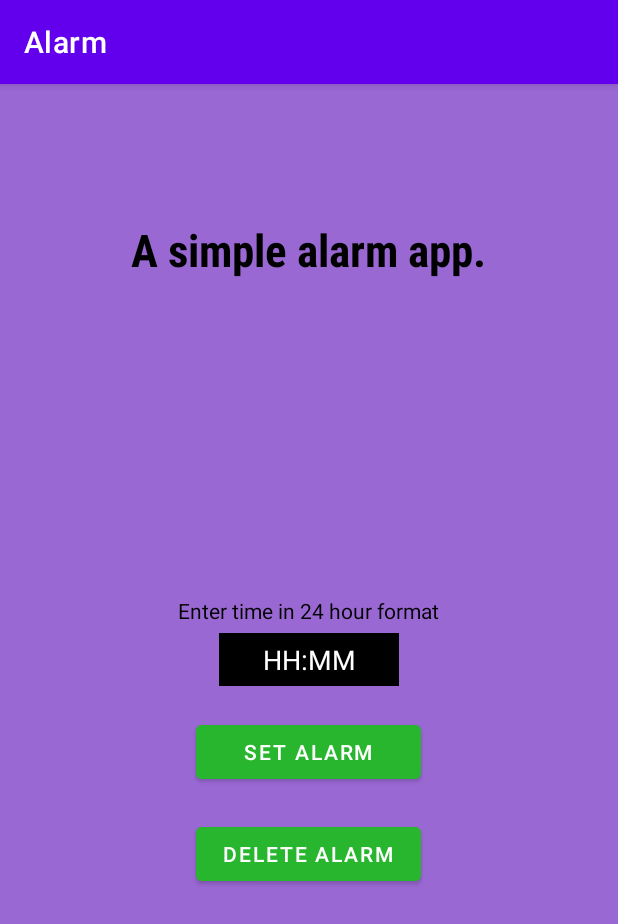
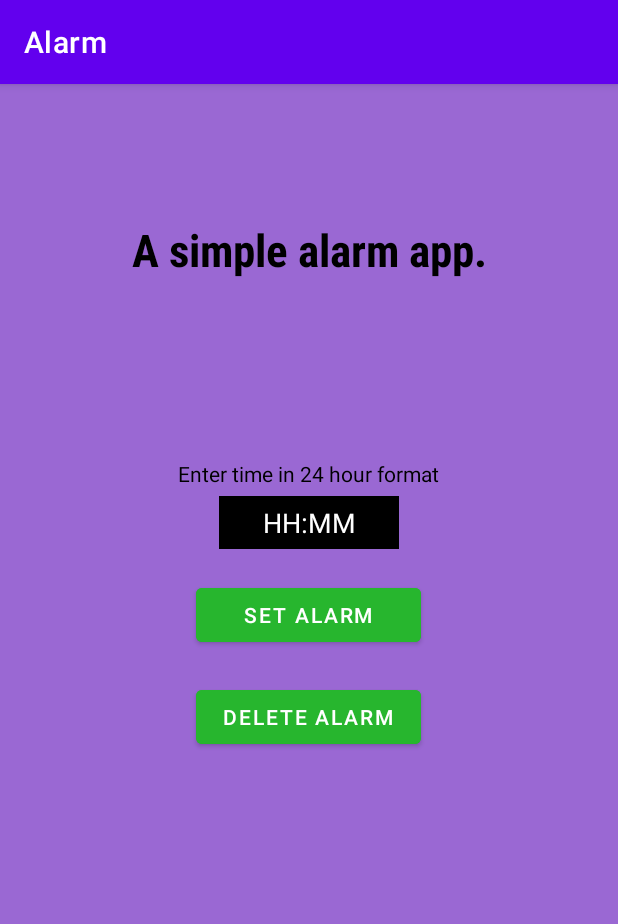
Before and after one commit to harshrox/Alarm, an Android app: the screen it shows after launch (MainActivity), after a tap on "SET ALARM", on a phone screen of 412 x 824 dp. Shown: the top 924 px of the screen. Run offline under Robolectric (Android 15) with nearby library versions, the phone set to English and light mode, and no system bars.

Commit message:
Bugs fixed

```diff
--- a/app/src/main/java/com/gamingz/simplealarm/MainActivity.java
+++ b/app/src/main/java/com/gamingz/simplealarm/MainActivity.java
@@ -21,6 +21,7 @@ public class MainActivity extends AppCompatActivity {
     Button set;
     Button delete;
     Button stop;
+    TextView remainingTime;
     String timeEntered;
     int hourEntered;
     int minEntered;
@@ -34,22 +35,9 @@ public class MainActivity extends AppCompatActivity {
         try {
             hourEntered = Integer.parseInt(parts[0]);
             minEntered = Integer.parseInt(parts[1]);
-        }
-        catch (Exception e ){
-            runOnUiThread(new Runnable() {
-                @Override
-                public void run() {
-                    Toast.makeText(MainActivity.this, "Invalid", Toast.LENGTH_LONG).show();
-                }
-            });
-
-        }
-
             Calendar calendarInitial = Calendar.getInstance();
             int hourInitial = calendarInitial.get(Calendar.HOUR_OF_DAY); // 24-hour format
             int minuteInitial = calendarInitial.get(Calendar.MINUTE);
-
-        int timeLoop=minEntered-minuteInitial;
 
             int flag=1;
 
@@ -64,30 +52,41 @@ public class MainActivity extends AppCompatActivity {
                 int hour = calendar.get(Calendar.HOUR_OF_DAY); // 24-hour format
                 int minute = calendar.get(Calendar.MINUTE);
 
+                if(hourEntered<hour){
+                    diffHour = 24+(hourEntered-hour);
+                }
+                else{
                     diffHour = hourEntered - hour;
+                }
+
                 diffMin = minEntered - minute;
 
+                if(minute==0){
+                    minuteInitial=0;
+                }
+
                 int totalMinute = (diffHour*60)-(minute-minEntered);
-            if(totalMinute!=0 && diffMin==timeLoop){
+                if(totalMinute!=0 && minute==minuteInitial){
 
                     int hourCalc = totalMinute/60;
                     int minuteCalc = totalMinute%60;
 
-                String minToast = minuteCalc+" minute(s) remaining";
-                String hourToast = hourCalc+" hour(s) and "+minuteCalc+" minute(s) remaining";
+                    String minToast = "Remaining: "+minuteCalc+" minute(s)";
+                    String hourToast = "Remaining: "+hourCalc+" hour(s) and "+minuteCalc+" minute(s)";
 
                     // When time entered is less than real time (when timer is set for next day)
                     if(minuteCalc<0){
                         int totalMinuteNew = (24*60)+totalMinute;
                         int hourCalcNew = totalMinuteNew/60;
                         int minuteCalcNew = totalMinuteNew%60;
-                    String minToastNew = minuteCalcNew+" minute(s) remaining";
-                    String hourToastNew = hourCalcNew+" hour(s) and "+minuteCalcNew+" minute(s) remaining";
+                        String minToastNew = "Remaining: "+minuteCalcNew+" minute(s)";
+                        String hourToastNew = "Remaining: "+hourCalcNew+" hour(s) and "+minuteCalcNew+" minute(s)";
                         if(hourCalcNew==0){
                             runOnUiThread(new Runnable() {
                                 @Override
                                 public void run() {
-                                Toast.makeText(MainActivity.this, minToastNew, Toast.LENGTH_LONG).show();
+                                    remainingTime.setText(minToastNew);
+                                    remainingTime.setVisibility(View.VISIBLE);
                                 }
                             });
 
@@ -96,7 +95,8 @@ public class MainActivity extends AppCompatActivity {
                             runOnUiThread(new Runnable() {
                                 @Override
                                 public void run() {
-                                Toast.makeText(MainActivity.this, hourToastNew, Toast.LENGTH_LONG).show();
+                                    remainingTime.setText(hourToastNew);
+                                    remainingTime.setVisibility(View.VISIBLE);
                                 }
                             });
 
@@ -107,7 +107,8 @@ public class MainActivity extends AppCompatActivity {
                         runOnUiThread(new Runnable() {
                             @Override
                             public void run() {
-                            Toast.makeText(MainActivity.this, minToast, Toast.LENGTH_LONG).show();
+                                remainingTime.setText(minToast);
+                                remainingTime.setVisibility(View.VISIBLE);
                             }
                         });
 
@@ -116,13 +117,14 @@ public class MainActivity extends AppCompatActivity {
                         runOnUiThread(new Runnable() {
                             @Override
                             public void run() {
-                            Toast.makeText(MainActivity.this, hourToast, Toast.LENGTH_LONG).show();
+                                remainingTime.setText(hourToast);
+                                remainingTime.setVisibility(View.VISIBLE);
                             }
                         });
 
 
                     }
-                timeLoop--;
+                    minuteInitial++;
 
                 }
                 String timeReal = (hour+":"+minute).toString();
@@ -135,8 +137,9 @@ public class MainActivity extends AppCompatActivity {
                     runOnUiThread(new Runnable() {
                         @Override
                         public void run() {
-                        Toast.makeText(MainActivity.this, "Time is up", Toast.LENGTH_LONG).show();
+                            Toast.makeText(MainActivity.this, "Time is up", Toast.LENGTH_SHORT).show();
                             stop.setVisibility(View.VISIBLE);
+                            remainingTime.setVisibility(View.INVISIBLE);
                             thread=null;
                         }
                     });
@@ -153,7 +156,17 @@ public class MainActivity extends AppCompatActivity {
                 }
 
             }
+        }
+        catch (Exception e ){
+            runOnUiThread(new Runnable() {
+                @Override
+                public void run() {
+                    Toast.makeText(MainActivity.this, "Invalid", Toast.LENGTH_LONG).show();
+                    thread=null;
+                }
+            });
 
+        }
 
     }
     public void play(){
@@ -176,6 +189,8 @@ public class MainActivity extends AppCompatActivity {
 
         editText = findViewById(R.id.timeInput);
         set = findViewById(R.id.btnDone);
+
+        remainingTime = findViewById(R.id.remTime);
 
         set.setOnClickListener(new View.OnClickListener() {
             @Override
@@ -210,6 +225,7 @@ public class MainActivity extends AppCompatActivity {
                     thread.interrupt();
                     thread=null;
                     Toast.makeText(MainActivity.this, "Alarm has been deleted", Toast.LENGTH_SHORT).show();
+                    remainingTime.setVisibility(View.INVISIBLE);
                 }
                 else{
                     Toast.makeText(MainActivity.this, "No alarm detected", Toast.LENGTH_SHORT).show();
--- a/app/src/main/res/layout/activity_main.xml
+++ b/app/src/main/res/layout/activity_main.xml
@@ -8,37 +8,41 @@
     android:background="#9A68D3">
 
     <TextView
-        android:layout_width="wrap_content"
+        android:layout_width="match_parent"
         android:layout_height="wrap_content"
         android:layout_centerHorizontal="true"
+        android:layout_marginTop="90dp"
+        android:fontFamily="sans-serif-condensed"
+        android:paddingHorizontal="70dp"
+        android:text="A simple alarm app."
+        android:gravity="center"
         android:textColor="@color/black"
-        android:layout_marginTop="60dp"
-        android:padding="30dp"
         android:textSize="30dp"
-        android:text="A simple alarm app."
-        android:fontFamily="sans-serif-condensed"
-        android:textStyle="bold"/>
+        android:textStyle="bold" />
     <TextView
         android:layout_width="wrap_content"
         android:layout_height="wrap_content"
         android:textColor="@color/black"
         android:text="Enter time in 24 hour format"
-        android:layout_marginBottom="5dp"
-        android:layout_above="@+id/timeInput"
-        android:layout_centerHorizontal="true"/>
+        android:layout_marginTop="250dp"
+        android:layout_centerHorizontal="true"
+        android:id="@+id/info"/>
+
     <EditText
+        android:id="@+id/timeInput"
         android:layout_width="120dp"
         android:layout_height="wrap_content"
+        android:layout_below="@+id/info"
         android:layout_centerInParent="true"
+        android:layout_marginTop="5dp"
+        android:background="@color/black"
+        android:gravity="center"
         android:hint="HH:MM"
         android:inputType="datetime"
-        android:gravity="center"
-        android:textColor="@color/white"
-        android:background="@color/black"
-        android:textColorHint="@color/white"
         android:paddingHorizontal="28dp"
         android:paddingVertical="5dp"
-        android:id="@+id/timeInput"/>
+        android:textColor="@color/white"
+        android:textColorHint="@color/white" />
     <Button
         android:layout_width="150dp"
         android:layout_height="wrap_content"
@@ -69,6 +73,21 @@
         android:id="@+id/btnStop"
         android:visibility="invisible"/>
 
+    <TextView
+        android:layout_width="match_parent"
+        android:layout_height="wrap_content"
+        android:layout_centerHorizontal="true"
+        android:layout_below="@+id/btnStop"
+        android:textColor="@color/black"
+        android:layout_marginTop="20dp"
+        android:gravity="center"
+        android:paddingHorizontal="70dp"
+        android:textSize="25dp"
+        android:fontFamily="sans-serif-condensed"
+        android:textStyle="bold"
+        android:id="@+id/remTime"/>
+
+
 
 
 
--- a/build.gradle
+++ b/build.gradle
@@ -1,5 +1,5 @@
 // Top-level build file where you can add configuration options common to all sub-projects/modules.
 plugins {
-    id 'com.android.application' version '7.4.2' apply false
-    id 'com.android.library' version '7.4.2' apply false
+    id 'com.android.application' version '8.0.2' apply false
+    id 'com.android.library' version '8.0.2' apply false
 }
--- a/gradle.properties
+++ b/gradle.properties
@@ -19,3 +19,5 @@ android.useAndroidX=true
 # resources declared in the library itself and none from the library's dependencies,
 # thereby reducing the size of the R class for that library
 android.nonTransitiveRClass=true
+android.defaults.buildfeatures.buildconfig=true
+android.nonFinalResIds=false
```
Also changed, not shown: gradle/wrapper/gradle-wrapper.properties. Lines whose indentation alone changed are shown as unchanged.
